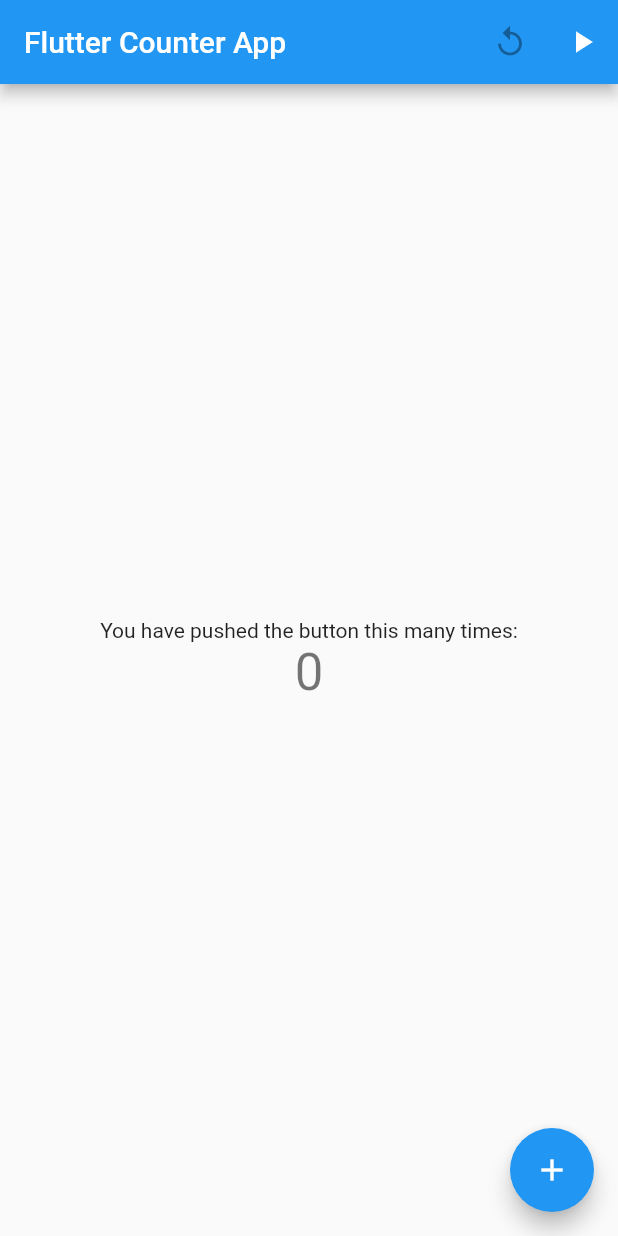
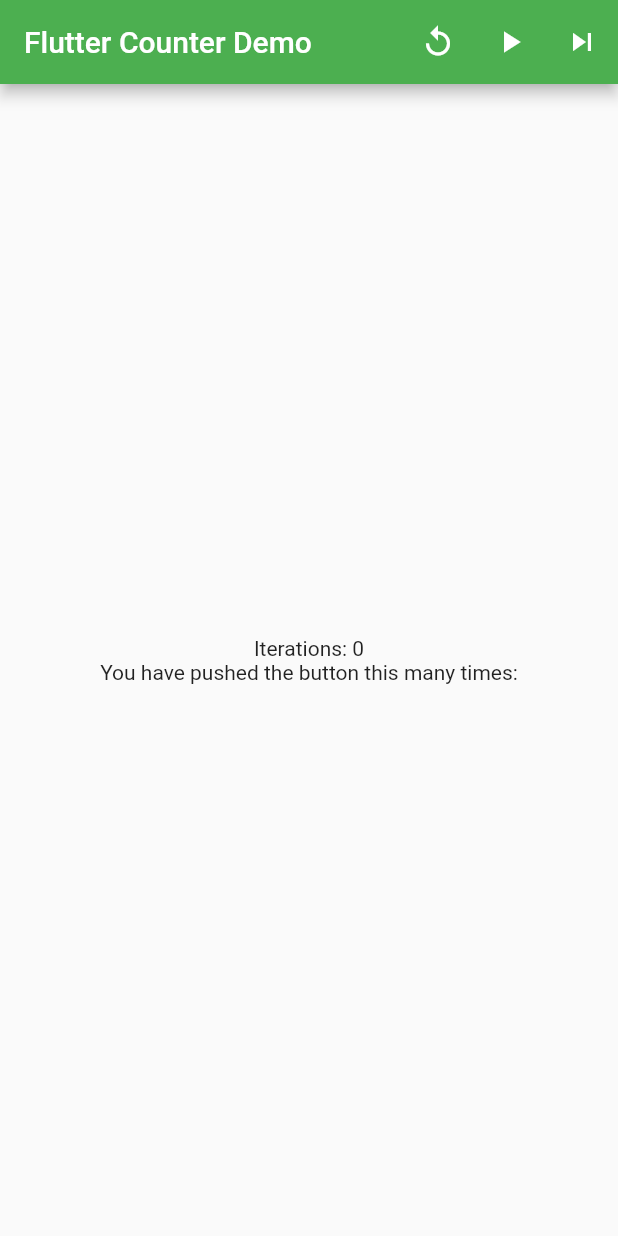
Before and after one commit to lsteiner9/hello-world-flutter, a Flutter app: the screen it shows after launch, on a phone screen of 412 x 824 dp. Run offline on Flutter 3.47's test engine with Material 2 defaults, Android fonts, the phone set to English and light mode, and no system bars.

Commit message:
Starting changes to Game of Life app.

```diff
--- a/lib/main.dart
+++ b/lib/main.dart
@@ -1,4 +1,5 @@
 import 'package:flutter/material.dart';
+import 'package:hello_world_flutter/viewmodel/MainViewModel.dart';
 
 void main() {
   runApp(MyApp());
@@ -9,24 +10,12 @@ class MyApp extends StatelessWidget {
   @override
   Widget build(BuildContext context) {
     return MaterialApp(
-      title: 'Flutter Demo',
+      title: 'Flutter Counter Demo',
       theme: ThemeData(
-        // This is the theme of your application.
-        //
-        // Try running your application with "flutter run". You'll see the
-        // application has a blue toolbar. Then, without quitting the app, try
-        // changing the primarySwatch below to Colors.green and then invoke
-        // "hot reload" (press "r" in the console where you ran "flutter run",
-        // or simply save your changes to "hot reload" in a Flutter IDE).
-        // Notice that the counter didn't reset back to zero; the application
-        // is not restarted.
-        primarySwatch: Colors.blue,
-        // This makes the visual density adapt to the platform that you run
-        // the app on. For desktop platforms, the controls will be smaller and
-        // closer together (more dense) than on mobile platforms.
+        primarySwatch: Colors.green,
         visualDensity: VisualDensity.adaptivePlatformDensity,
       ),
-      home: MyHomePage(title: 'Flutter Counter App'),
+      home: MyHomePage(title: 'Flutter Counter Demo'),
       debugShowCheckedModeBanner: false,
     );
   }
@@ -35,15 +24,6 @@ class MyApp extends StatelessWidget {
 class MyHomePage extends StatefulWidget {
   MyHomePage({Key key, this.title}) : super(key: key);
 
-  // This widget is the home page of your application. It is stateful, meaning
-  // that it has a State object (defined below) that contains fields that affect
-  // how it looks.
-
-  // This class is the configuration for the state. It holds the values (in this
-  // case the title) provided by the parent (in this case the App widget) and
-  // used by the build method of the State. Fields in a Widget subclass are
-  // always marked "final".
-
   final String title;
 
   @override
@@ -51,18 +31,45 @@ class MyHomePage extends StatefulWidget {
 }
 
 class _MyHomePageState extends State<MyHomePage> {
-  int _counter = 0;
+
   bool _running = false;
+  MainViewModel _viewModel = MainViewModel();
 
-  void _incrementCounter() {
-    setState(() {
-      // This call to setState tells the Flutter framework that something has
-      // changed in this State, which causes it to rerun the build method below
-      // so that the display can reflect the updated values. If we changed
-      // _counter without calling setState(), then the build method would not be
-      // called again, and so nothing would appear to happen.
-      _counter++;
-    });
+  @override
+  Widget build(BuildContext context) {
+    return Scaffold(
+      appBar: AppBar(
+        title: Text(widget.title),
+        actions: <Widget>[
+          IconButton(
+              icon: const Icon(Icons.replay, color: Colors.white),
+              onPressed: null),
+          IconButton(
+              icon: _running ? Icon(Icons.pause) : Icon(Icons.play_arrow),
+              onPressed: _toggleRunning),
+          IconButton(
+              icon: Icon(Icons.skip_next, color: Colors.white), onPressed: _viewModel.iterate)
+        ],
+      ),
+      body: Center(
+        child: Column(
+          mainAxisAlignment: MainAxisAlignment.center,
+          children: <Widget>[
+            StreamBuilder<int>(
+              stream: _viewModel.iterationCountStream,
+              builder: (context, snapshot) {
+                return Text(
+                  'Iterations: ${snapshot.data}',
+                );
+              },
+            ),
+            Text(
+              'You have pushed the button this many times:',
+            ),
+          ],
+        ),
+      ),
+    );
   }
 
   void _toggleRunning() {
@@ -70,64 +77,4 @@ class _MyHomePageState extends State<MyHomePage> {
       _running = !_running;
     });
   }
-
-  @override
-  Widget build(BuildContext context) {
-    // This method is rerun every time setState is called, for instance as done
-    // by the _incrementCounter method above.
-    //
-    // The Flutter framework has been optimized to make rerunning build methods
-    // fast, so that you can just rebuild anything that needs updating rather
-    // than having to individually change instances of widgets.
-    return Scaffold(
-      appBar: AppBar(
-        // Here we take the value from the MyHomePage object that was created by
-        // the App.build method, and use it to set our appbar title.
-        title: Text(widget.title),
-        actions: <Widget>[
-          IconButton(icon: const Icon(Icons.replay), onPressed: null),
-          (_running)
-              ? IconButton(
-                  icon: const Icon(Icons.pause), onPressed: _toggleRunning)
-              : IconButton(
-                  icon: const Icon(Icons.play_arrow), onPressed: _toggleRunning)
-        ],
-      ),
-      body: Center(
-        // Center is a layout widget. It takes a single child and positions it
-        // in the middle of the parent.
-        child: Column(
-          // Column is also a layout widget. It takes a list of children and
-          // arranges them vertically. By default, it sizes itself to fit its
-          // children horizontally, and tries to be as tall as its parent.
-          //
-          // Invoke "debug painting" (press "p" in the console, choose the
-          // "Toggle Debug Paint" action from the Flutter Inspector in Android
-          // Studio, or the "Toggle Debug Paint" command in Visual Studio Code)
-          // to see the wireframe for each widget.
-          //
-          // Column has various properties to control how it sizes itself and
-          // how it positions its children. Here we use mainAxisAlignment to
-          // center the children vertically; the main axis here is the vertical
-          // axis because Columns are vertical (the cross axis would be
-          // horizontal).
-          mainAxisAlignment: MainAxisAlignment.center,
-          children: <Widget>[
-            Text(
-              'You have pushed the button this many times:',
-            ),
-            Text(
-              '$_counter',
-              style: Theme.of(context).textTheme.headline4,
-            ),
-          ],
-        ),
-      ),
-      floatingActionButton: FloatingActionButton(
-        onPressed: _incrementCounter,
-        tooltip: 'Increment',
-        child: Icon(Icons.add),
-      ), // This trailing comma makes auto-formatting nicer for build methods.
-    );
-  }
 }
--- a/lib/model/Terrain.dart
+++ b/lib/model/Terrain.dart
@@ -9,7 +9,7 @@ class Terrain {
     [ 1, -1], [ 1, 0], [ 1, 1]
   ];
   static const _minNeighborsBirth = 3;
-  static const _maxNeigborsBirth = 3;
+  static const _maxNeighborsBirth = 3;
   static const _minNeighborsSurvival = 2;
   static const _maxNeighborsSurvival = 3;
 
@@ -29,6 +29,8 @@ class Terrain {
   Terrain(int size, double density, Random rng) : _size = size {
     _cells = List.generate(size, (i) => Uint8ClampedList(size));
     _next = List.generate(size, (i) => Uint8ClampedList(size));
+    _population = 0;
+    _iterationCount = 0;
     for (var row in _cells) {
       for (var colIndex = 0; colIndex < row.length; colIndex++) {
         if (rng.nextDouble() < density) {
@@ -80,7 +82,7 @@ class Terrain {
     int next;
     if (age == 0) {
       next = (numNeighbors >= _minNeighborsBirth &&
-              numNeighbors <= _maxNeigborsBirth)
+              numNeighbors <= _maxNeighborsBirth)
           ? 1
           : 0;
     } else if (numNeighbors >= _minNeighborsSurvival &&
--- /dev/null
+++ b/lib/viewmodel/MainViewModel.dart
@@ -0,0 +1,39 @@
+import 'dart:async';
+import 'dart:math';
+
+import 'package:flutter/foundation.dart';
+
+import '../model/Terrain.dart';
+
+class MainViewModel {
+
+  static const _size = 500;
+
+  Terrain _terrain;
+  final _density;
+  final _iterationCountStreamController;
+  final _populationCountStreamController;
+
+  MainViewModel()
+      : _iterationCountStreamController = StreamController<int>(),
+        _populationCountStreamController = StreamController<int>(),
+        _density = 0.2 {
+    _terrain = Terrain(_size, _density, Random());
+    _iterationCountStreamController.add(_terrain.iterationCount);
+    _populationCountStreamController.add(_terrain.population);
+  }
+
+  Stream<int> get iterationCountStream => _iterationCountStreamController.stream;
+  Stream<int> get populationCountStream => _populationCountStreamController.stream;
+
+  void iterate() {
+    compute(MainViewModel._iterateCA, _terrain).then((_) {
+      _iterationCountStreamController.add(_terrain.iterationCount);
+      _populationCountStreamController.add(_terrain.population);
+    });
+  }
+
+  static void _iterateCA(Terrain terrain) {
+    terrain.iterate();
+  }
+}
```
